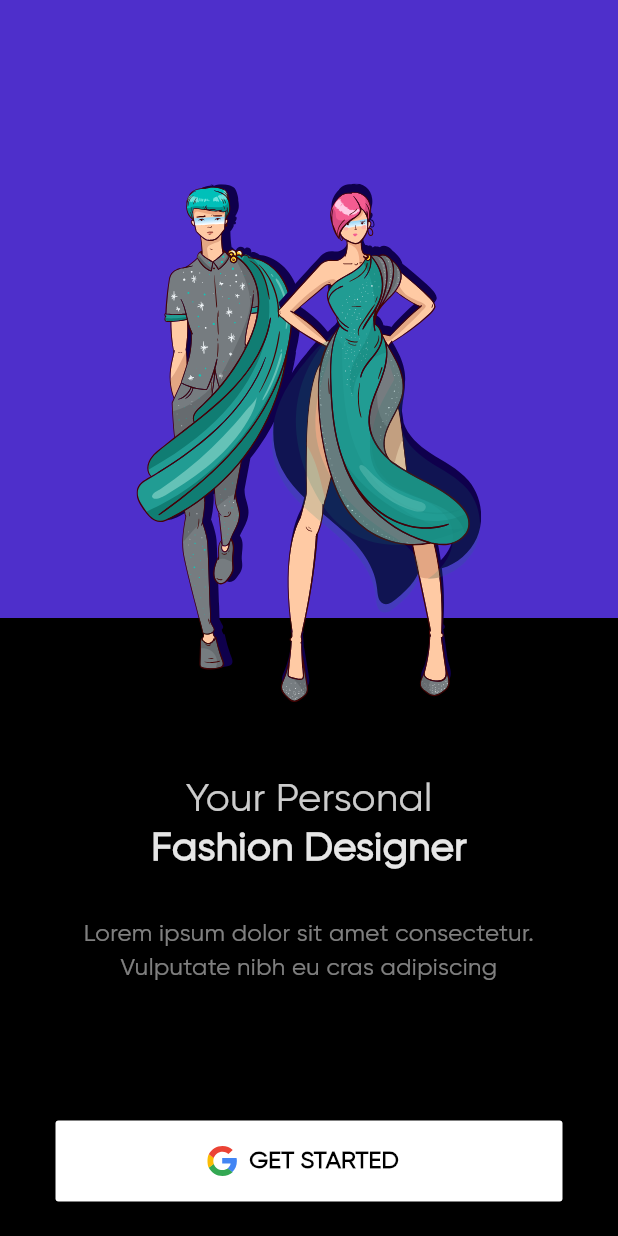
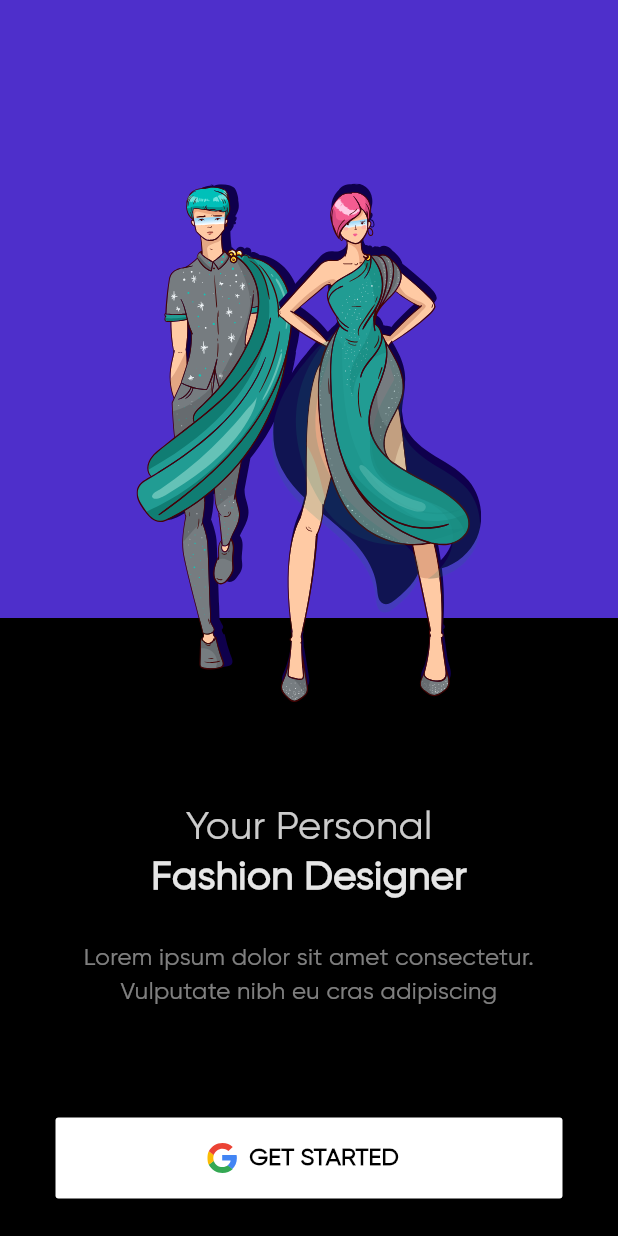
Before and after one commit to Dresstination/frontend, a Flutter app: the screen it shows after launch, on a phone screen of 412 x 824 dp. Run offline on Flutter 3.47's test engine with Material 3 defaults, Android fonts, the phone set to English and light mode, and no system bars; our stand-ins replace flutter_svg.

Commit message:
feat: fix button margin

```diff
--- a/lib/src/screens/drestination_home_screen.dart
+++ b/lib/src/screens/drestination_home_screen.dart
@@ -39,7 +39,7 @@ class DrestinationHome extends StatelessWidget {
           Positioned(
               left: 0,
               right: 0,
-              top: MediaQuery.of(context).size.height / 2 + 100,
+              top: MediaQuery.of(context).size.height / 2 + 120,
               child: Column(
                 crossAxisAlignment: CrossAxisAlignment.center,
                 children: [
@@ -47,7 +47,7 @@ class DrestinationHome extends StatelessWidget {
                   Container(
                     height: 56,
                     margin: const EdgeInsets.symmetric(
-                        horizontal: 39, vertical: 24),
+                        horizontal: 39, vertical: 22),
                     child: Text(
                         "Lorem ipsum dolor sit amet consectetur. Vulputate nibh eu cras adipiscing ",
                         textAlign: TextAlign.center,
--- a/lib/src/widgets/initScreen/branding_text_widget.dart
+++ b/lib/src/widgets/initScreen/branding_text_widget.dart
@@ -6,7 +6,7 @@ class BrandingText extends StatelessWidget {
   @override
   Widget build(BuildContext context) {
     return SizedBox(
-      height: 75,
+      height: 73,
       child: Column(
         mainAxisAlignment: MainAxisAlignment.center,
         children: [
--- a/lib/src/widgets/initScreen/primary_action_button.dart
+++ b/lib/src/widgets/initScreen/primary_action_button.dart
@@ -7,7 +7,7 @@ class PrimaryActionButton extends StatelessWidget {
   @override
   Widget build(BuildContext context) {
     return Container(
-      margin: const EdgeInsets.symmetric(horizontal: 30, vertical: 56),
+      margin: const EdgeInsets.symmetric(horizontal: 30, vertical: 40),
       child: ElevatedButton.icon(
           style: ElevatedButton.styleFrom(
             minimumSize: const Size(338, 54),
```
Also changed, not shown: assets/fonts/Gilroy-ExtraBold.ttf (deleted), assets/fonts/Gilroy-Heavy.ttf (deleted), assets/fonts/Gilroy-Light.ttf (deleted), assets/fonts/Gilroy-Medium.ttf (deleted), assets/fonts/Gilroy-SemiBold.ttf (deleted), assets/fonts/Gilroy-Thin.ttf (deleted), assets/fonts/Gilroy-UltraLight.ttf (deleted).
